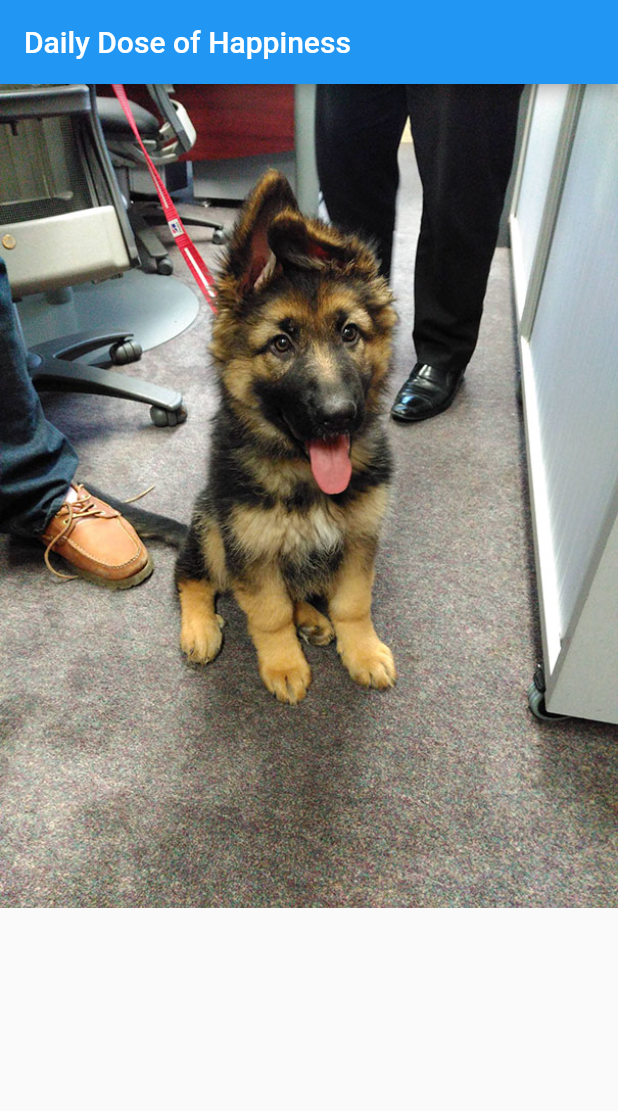
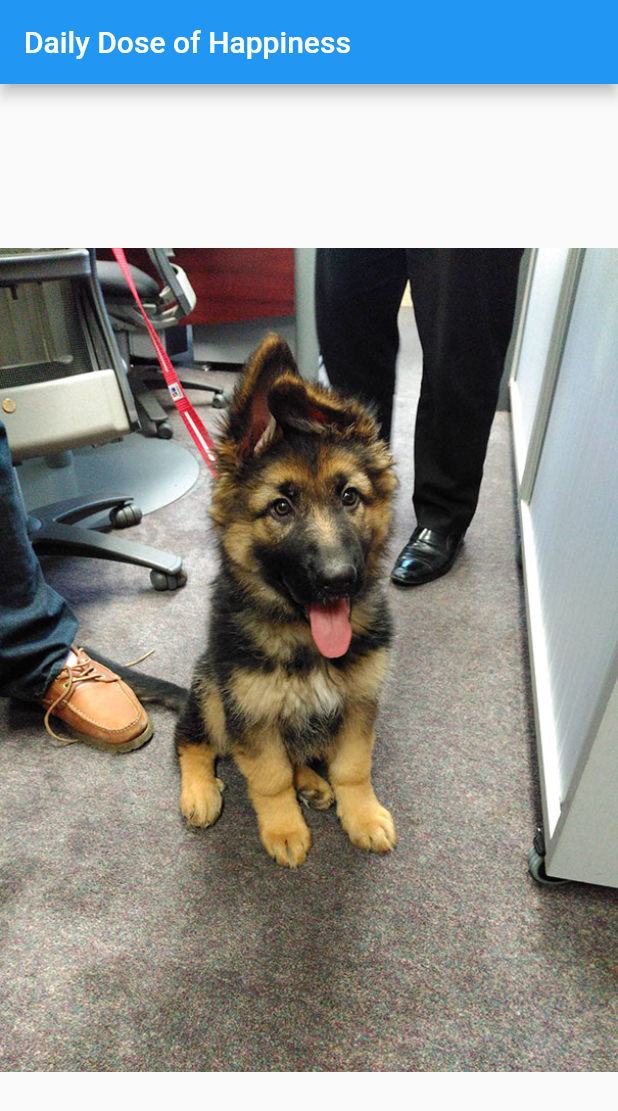
Before and after one commit to AndiBoegelein/DailyDoseOfHappiness, a Flutter app: the screen it shows after launch, on a phone screen of 412 x 824 dp. Shown: the top 1111 px of the screen. Run offline on Flutter 3.47's test engine with Material 2 defaults, Android fonts, the phone set to English and light mode, and no system bars.

Commit message:
Center Randome puppy image in scaffold body

```diff
--- a/lib/main.dart
+++ b/lib/main.dart
@@ -35,7 +35,9 @@ class HappinessState extends State<Happiness> {
       appBar: AppBar(
         title: Text('Daily Dose of Happiness'),
       ),
-      body: _randomPuppy(),
+      body: Center(
+        child:_randomPuppy(),
+      )
     );
   }
 
```
